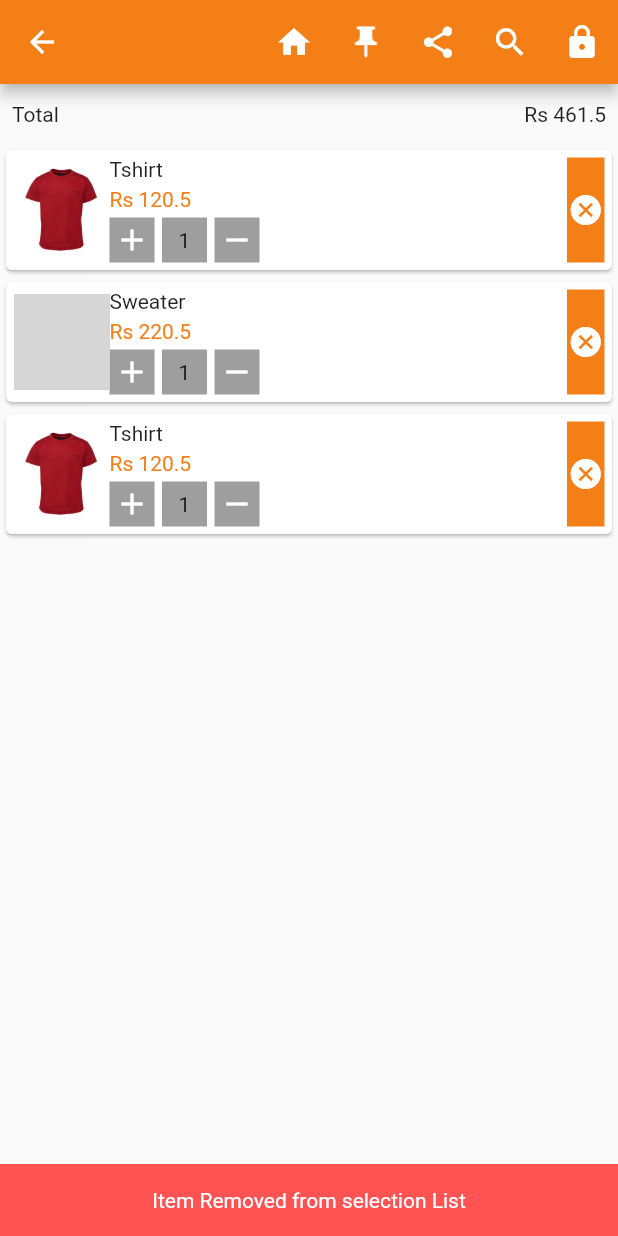
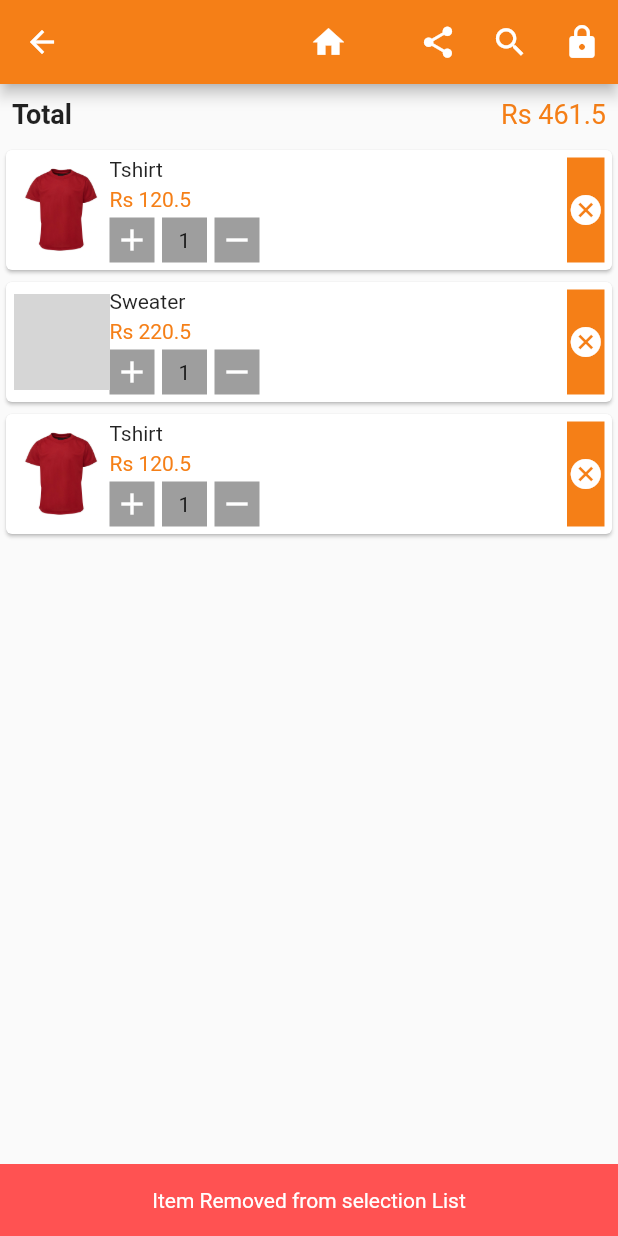
Before and after one commit to santoshacharya2468/multivendor, a Flutter app: the SelectionScreen screen opened by its route, after a tap on the "add" icon, after a tap on the "remove" icon, after a tap on the "cancel" icon, on a phone screen of 412 x 824 dp. Run offline on Flutter 3.47's test engine with Material 2 defaults, Android fonts, the light colour scheme and no system bars; our stand-ins replace carousel_slider, flutter_bloc, google_fonts; grey boxes are pictures that could not be loaded.

Commit message:
'added-logic-behind-selection-card'

```diff
--- a/lib/bloc/selection_bloc.dart
+++ b/lib/bloc/selection_bloc.dart
@@ -23,9 +23,18 @@ class UpdateItemCountEvent extends SelectionEvent {
 abstract class SelectionState {}
 
 class SelectionInitialState extends SelectionState {}
+
 class NewItemAddedState extends SelectionState {}
+
 class ItemRemovedState extends SelectionState {}
+
 class SelectionListLoadingState extends SelectionState {}
+
+class SelectionListAddingErrorState extends SelectionState {
+  String message;
+  SelectionListAddingErrorState(this.message);
+}
+
 class SelectionListLoadedState extends SelectionState {
   List<Product> products;
   SelectionListLoadedState(this.products);
@@ -38,57 +47,69 @@ class SelectionBloc extends Bloc<SelectionEvent, SelectionState> {
   @override
   Stream<SelectionState> mapEventToState(SelectionEvent event) async* {
     if (event is LoadSelectionListEvent) {
-      if(mySelections!=null){
+      if (mySelections != null) {
         yield SelectionListLoadedState(mySelections);
-      }
-      else{
+      } else {
         yield SelectionListLoadingState();
         List<Product> products = [
           Product(
-            id: '1',
+              id: '10',
               name: "Sweater",
               imageUrl: ["assets/images/sweater.jfif"],
               price: 220.5),
           Product(
-            id: '1',
+              id: '12',
               name: "Tshirt",
               imageUrl: ["assets/images/tshirt.jpg"],
               price: 120.5),
           Product(
-            id: '1',
+              id: '124',
               name: "Sweater",
               imageUrl: ["assets/images/sweater.jfif"],
               price: 220.5),
           Product(
-            id: '1',
+              id: '174',
               name: "Tshirt",
               imageUrl: ["assets/images/tshirt.jpg"],
               price: 120.5),
         ];
-      mySelections=products;
+        mySelections = products;
+        yield SelectionListLoadedState(mySelections);
+      }
+    } else if (event is AddItemToSelectionListEvent) {
+      bool shouldadd = true;
+      if (mySelections != null && mySelections.length > 0) {
+        for (var element in mySelections) {
+          if (element.id == event.newProduct.id) {
+            shouldadd = false;
+            break;
+          }
+        }
+        if (shouldadd) {
+          mySelections.add(event.newProduct);
+          yield NewItemAddedState();
+        } else {
+          yield SelectionListAddingErrorState(
+              "Product is already added to selection list");
+        }
+      } else {
+        mySelections = List<Product>();
+        mySelections.add(event.newProduct);
+        yield NewItemAddedState();
+      }
+
+      yield SelectionListLoadedState(mySelections);
+    } else if (event is RemoveItemFromSelectionListEvent) {
+      mySelections.remove(event.oldProduct);
+      yield ItemRemovedState();
+      yield SelectionListLoadedState(mySelections);
+    } else if (event is UpdateItemCountEvent) {
+      mySelections.forEach((element) {
+        if (element == event.productToUpdate) {
+          element.selectedItem = event.productToUpdate.selectedItem;
+        }
+      });
       yield SelectionListLoadedState(mySelections);
     }
   }
-    else if(event is AddItemToSelectionListEvent){
-      if(mySelections!=null){
-        mySelections.add(event.newProduct);
 }
-      else{
-        mySelections=List<Product>();
-        mySelections.add(event.newProduct);
-      }
-      yield NewItemAddedState();
-      yield SelectionListLoadedState(mySelections);
-    }
-    else if(event is RemoveItemFromSelectionListEvent){
-      mySelections.remove(event.oldProduct);
-      yield ItemRemovedState();
-      yield SelectionListLoadedState(mySelections);
-    }
-    else if(event is UpdateItemCountEvent){
-      mySelections.where((element) => element.id==event.productToUpdate.id).single.selectedItem=event.productToUpdate.selectedItem;
-      yield SelectionListLoadedState(mySelections);
-
-    }
-  }
-}
--- a/lib/screens/product_detail.dart
+++ b/lib/screens/product_detail.dart
@@ -68,10 +68,18 @@ class _ProductDetailState extends State<ProductDetail> {
                           backgroundColor: Colors.greenAccent,
                           content: Container(
                             height: 20.0,
-                                                      child: Center(
-                                child:
-                                    Text(" A new item Added to selection List")),
+                            child: Center(
+                                child: Text(
+                                    " A new item Added to selection List")),
                           ),
+                        ));
+                      } else if (state is SelectionListAddingErrorState) {
+                        Scaffold.of(context).showSnackBar(SnackBar(
+                          duration: Duration(seconds: 3),
+                          backgroundColor: Colors.redAccent,
+                          content: Container(
+                              height: 20.0,
+                              child: Center(child: Text(state.message))),
                         ));
                       }
                     },
--- a/lib/screens/selections.dart
+++ b/lib/screens/selections.dart
@@ -20,7 +20,7 @@ class _SelectionScreenState extends State<SelectionScreen> {
   Widget build(BuildContext context) {
     final deviceSize = MediaQuery.of(context).size;
     return Scaffold(
-        appBar: buildAppBar(context),
+        appBar: buildAppBar(context, pin: false),
         body: BlocListener<SelectionBloc, SelectionState>(
           listener: (context, state) {
             if (state is ItemRemovedState) {
@@ -28,12 +28,13 @@ class _SelectionScreenState extends State<SelectionScreen> {
               Scaffold.of(context).showSnackBar(SnackBar(
                 duration: Duration(seconds: 1),
                 backgroundColor: Colors.redAccent,
-                content:
-                    Container(
+                content: Container(
                     height: 20.0,
-                      child: Center(child: Text("Item Removed from selection List"))),
+                    child: Center(
+                        child: Text("Item Removed from selection List"))),
               ));
             }
+
             // else if (state is NewItemAddedState) {
             //   Scaffold.of(context).showSnackBar(SnackBar(
             //     backgroundColor: Colors.greenAccent,
@@ -47,31 +48,40 @@ class _SelectionScreenState extends State<SelectionScreen> {
             child: BlocBuilder<SelectionBloc, SelectionState>(
               builder: (context, state) {
                 if (state is SelectionListLoadedState) {
-                  if(state.products.length==0){
-                    return Center(child:Text("No item in your selection list"));
+                  if (state.products.length == 0) {
+                    return Center(
+                        child: Text("No item in your selection list"));
                   }
                   return Column(
                     children: <Widget>[
                       Container(
                         height: 40.0,
-                        child: Builder(builder: (context){
-                          var totalPrice=0.0;
-                          for(var p in state.products){
-                            totalPrice+=p.selectedItem*p.price;
+                        child: Builder(builder: (context) {
+                          var totalPrice = 0.0;
+                          for (var p in state.products) {
+                            totalPrice += p.selectedItem * p.price;
                           }
                           return Row(
                             mainAxisAlignment: MainAxisAlignment.spaceBetween,
                             children: <Widget>[
                               Padding(
                                 padding: const EdgeInsets.all(8.0),
-                              child: Text("Total"),
+                                child: Text("Total",
+                                    style: TextStyle(
+                                      fontSize: 18.0,
+                                      fontWeight: FontWeight.bold,
+                                    )),
                               ),
                               Padding(
                                 padding: const EdgeInsets.all(8.0),
-                              child: Text("Rs $totalPrice"),
+                                child: Text("Rs $totalPrice",
+                                    style: TextStyle(
+                                      fontSize: 18.0,
+                                      color: Theme.of(context).primaryColor,
+                                    )),
                               )
-                          ],);
-
+                            ],
+                          );
                         }),
                       ),
                       Expanded(
@@ -139,6 +149,8 @@ class _PinnedProductViewState extends State<PinnedProductView> {
                             onTap: () {
                               setState(() {
                                 widget.product.selectedItem += 1;
+                                 BlocProvider.of<SelectionBloc>(context)
+                    .add(UpdateItemCountEvent(widget.product));
                               });
                             },
                             child: Container(
@@ -169,6 +181,8 @@ class _PinnedProductViewState extends State<PinnedProductView> {
                               setState(() {
                                 if (widget.product.selectedItem > 1) {
                                   widget.product.selectedItem -= 1;
+                                   BlocProvider.of<SelectionBloc>(context)
+                    .add(UpdateItemCountEvent(widget.product));
                                 }
                               });
                             },
--- a/lib/screens/shop_detail.dart
+++ b/lib/screens/shop_detail.dart
@@ -6,6 +6,7 @@ import 'package:checkshopsonline/widgets/product_list.dart';
 import 'package:checkshopsonline/widgets/slider.dart';
 import 'package:checkshopsonline/widgets/topbar.dart';
 import 'package:flutter/material.dart';
+
 class ShopDetail extends StatefulWidget {
   final Shop shop;
   ShopDetail(this.shop);
@@ -16,22 +17,22 @@ class ShopDetail extends StatefulWidget {
 class _ShopDetailState extends State<ShopDetail> {
   static final List<Product> products = [
     Product(
-        id: '1',
+        id: '10',
         name: "Sweater",
         imageUrl: ["assets/images/sweater.jfif"],
         price: 220.5),
     Product(
-        id: '1',
+        id: '20',
         name: "Tshirt",
         imageUrl: ["assets/images/tshirt.jpg"],
         price: 120.5),
     Product(
-        id: '1',
-        name: "Sweater",
+        id: '30',
+        name: "Tshirt",
         imageUrl: ["assets/images/sweater.jfif"],
-        price: 220.5),
+        price: 120.5),
     Product(
-        id: '1',
+        id: '40',
         name: "Tshirt",
         imageUrl: ["assets/images/tshirt.jpg"],
         price: 120.5),
@@ -43,29 +44,26 @@ class _ShopDetailState extends State<ShopDetail> {
     'Mausam',
     'Baby Wear'
   ];
-  Widget buildGrid(int index,BuildContext context,Shop shop){
-    if(index==0){
+  Widget buildGrid(int index, BuildContext context, Shop shop) {
+    if (index == 0) {
       return ProductList();
     }
-    return SliverGrid(delegate: SliverChildBuilderDelegate(
-      (context,index){
+    return SliverGrid(
+      delegate: SliverChildBuilderDelegate((context, index) {
         return ProductByCategoryList(
           products: products,
           categoryName: categoires[index],
-              shop:shop,
+          shop: shop,
         );
-      },
-      childCount: categoires.length
-    ),
+      }, childCount: categoires.length),
       gridDelegate: SliverGridDelegateWithFixedCrossAxisCount(
           crossAxisCount: 1,
           //crossAxisSpacing: 10.0
-   childAspectRatio: MediaQuery.of(context).size.width/170,
-      mainAxisSpacing: 5.0
-      ),
-
+          childAspectRatio: MediaQuery.of(context).size.width / 170,
+          mainAxisSpacing: 5.0),
     );
   }
+
   int _pageIndex = 0;
   @override
   Widget build(BuildContext context) {
@@ -82,7 +80,7 @@ class _ShopDetailState extends State<ShopDetail> {
               crossAxisAlignment: CrossAxisAlignment.start,
               children: <Widget>[
                 //top bar
-                buildTopBar(context,widget.shop),
+                buildTopBar(context, widget.shop),
                 //image slider widget
                 ImageSlider(),
                 //shop prouducts and category view
@@ -144,7 +142,7 @@ class _ShopDetailState extends State<ShopDetail> {
               ],
             ),
           ),
-          buildGrid(_pageIndex,context,widget.shop)
+          buildGrid(_pageIndex, context, widget.shop)
         ]),
       ),
     );
--- a/lib/widgets/myappbar.dart
+++ b/lib/widgets/myappbar.dart
@@ -1,6 +1,6 @@
 import 'package:flutter/material.dart';
 import 'package:google_fonts/google_fonts.dart';
-AppBar buildAppBar(BuildContext context,{bool home = false}) {
+AppBar buildAppBar(BuildContext context,{bool home = false,pin:true}) {
   return AppBar(
     iconTheme: IconThemeData(color:Colors.white),
     actionsIconTheme: IconThemeData(color:Colors.white,size: 25.0),
@@ -19,7 +19,7 @@ AppBar buildAppBar(BuildContext context,{bool home = false}) {
               height: 0.0,
               width: 0.0,
             ),
-      IconButton(
+      pin?IconButton(
         icon: Image.asset(
           "assets/images/pin.png",
           height: 25.0,
@@ -29,7 +29,7 @@ AppBar buildAppBar(BuildContext context,{bool home = false}) {
           //selection_list
            Navigator.pushNamed(context, 'selection_list');
         },
-      ),
+      ):Container(height:25.0,width:25.0),
       IconButton(
         icon: Icon(
           Icons.share,
```
Lines whose indentation alone changed are shown as unchanged.
